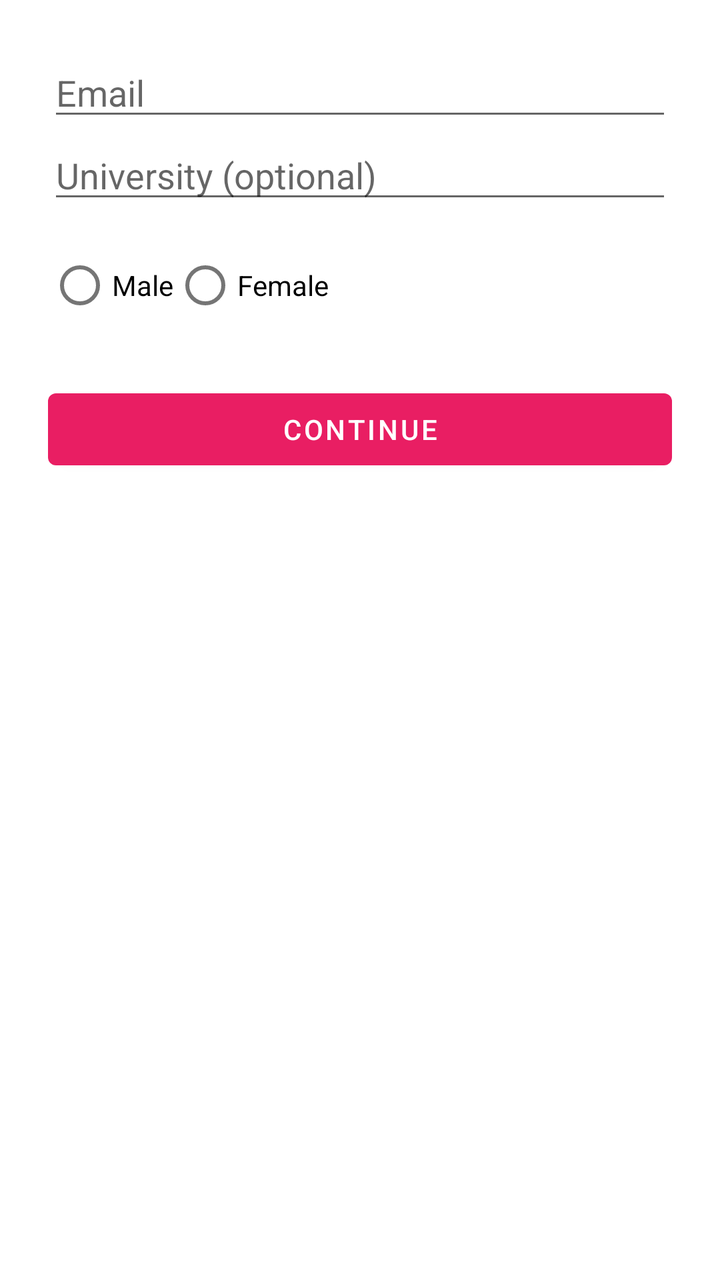
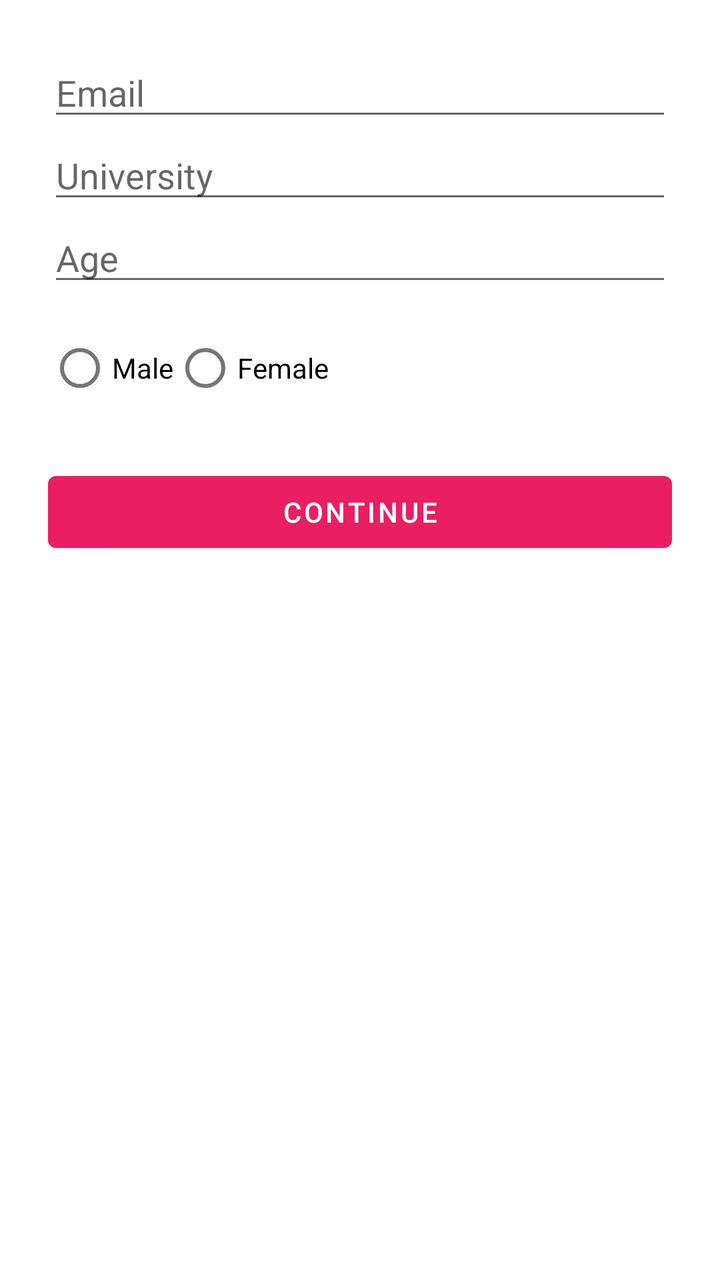

Compare the two renders of this Android layout. The source of the first and the diff that turns it into the second are given below.
<!-- AndroidManifest.xml: application theme Theme.MyApplication -->
<!-- res/layout/fragment_2.xml -->
<?xml version="1.0" encoding="utf-8"?>
<LinearLayout xmlns:android="http://schemas.android.com/apk/res/android"
    android:layout_width="match_parent"
    android:layout_height="match_parent"
    android:orientation="vertical"
    android:padding="24dp">

    <EditText
        android:id="@+id/editEmail"
        android:layout_width="match_parent"
        android:layout_height="wrap_content"
        android:hint="Email"
        android:inputType="textEmailAddress" />

    <EditText
        android:id="@+id/editUniversity"
        android:layout_width="match_parent"
        android:layout_height="wrap_content"
        android:hint="University (optional)"
        android:inputType="text" />

    <RadioGroup
        android:id="@+id/radioGroupGender"
        android:layout_width="match_parent"
        android:layout_height="wrap_content"
        android:layout_marginTop="12dp"
        android:orientation="horizontal">

        <RadioButton
            android:id="@+id/radioMale"
            android:layout_width="wrap_content"
            android:layout_height="wrap_content"
            android:text="Male" />

        <RadioButton
            android:id="@+id/radioFemale"
            android:layout_width="wrap_content"
            android:layout_height="wrap_content"
            android:text="Female" />
    </RadioGroup>

    <Button
        android:id="@+id/buttonContinueF2"
        android:layout_width="match_parent"
        android:layout_height="wrap_content"
        android:layout_marginTop="24dp"
        android:text="Continue" />
</LinearLayout>
<!-- resources referenced by this layout -->
<resources>
  <style name="Theme.MyApplication" parent="Theme.MaterialComponents.DayNight.DarkActionBar">
          
          <item name="colorPrimary">@color/purple_500</item>
          <item name="colorPrimaryVariant">@color/purple_700</item>
          <item name="colorOnPrimary">@color/white</item>
          
          <item name="colorSecondary">@color/teal_200</item>
          <item name="colorSecondaryVariant">@color/teal_700</item>
          <item name="colorOnSecondary">@color/black</item>
          
          <item name="android:statusBarColor">?attr/colorPrimaryVariant</item>
          
      </style>
  <color name="purple_500">#E91E63</color>
  <color name="purple_700">#B0043F</color>
  <color name="white">#FFFFFFFF</color>
  <color name="teal_200">#FF03DAC5</color>
  <color name="teal_700">#FF018786</color>
  <color name="black">#FF000000</color>
</resources>

<!-- the commit's change to res/layout/fragment_2.xml (unified diff, before → after) -->
@@ -1,48 +1,62 @@
 <?xml version="1.0" encoding="utf-8"?>
-<LinearLayout xmlns:android="http://schemas.android.com/apk/res/android"
+<ScrollView xmlns:android="http://schemas.android.com/apk/res/android"
     android:layout_width="match_parent"
     android:layout_height="match_parent"
-    android:orientation="vertical"
-    android:padding="24dp">
+    android:fillViewport="true">
 
-    <EditText
-        android:id="@+id/editEmail"
+    <LinearLayout
         android:layout_width="match_parent"
         android:layout_height="wrap_content"
-        android:hint="Email"
-        android:inputType="textEmailAddress" />
+        android:orientation="vertical"
+        android:padding="24dp">
 
-    <EditText
-        android:id="@+id/editUniversity"
-        android:layout_width="match_parent"
-        android:layout_height="wrap_content"
-        android:hint="University (optional)"
-        android:inputType="text" />
+        <EditText
+            android:id="@+id/editEmail"
+            android:layout_width="match_parent"
+            android:layout_height="wrap_content"
+            android:hint="Email"
+            android:inputType="textEmailAddress" />
 
-    <RadioGroup
-        android:id="@+id/radioGroupGender"
-        android:layout_width="match_parent"
-        android:layout_height="wrap_content"
-        android:layout_marginTop="12dp"
-        android:orientation="horizontal">
+        <EditText
+            android:id="@+id/editUniversity"
+            android:layout_width="match_parent"
+            android:layout_height="wrap_content"
+            android:hint="University"
+            android:inputType="text" />
 
-        <RadioButton
-            android:id="@+id/radioMale"
-            android:layout_width="wrap_content"
+        <EditText
+            android:id="@+id/editAge"
+            android:layout_width="match_parent"
             android:layout_height="wrap_content"
-            android:text="Male" />
+            android:hint="Age"
+            android:inputType="number"
+            android:maxLength="3" />
 
-        <RadioButton
-            android:id="@+id/radioFemale"
-            android:layout_width="wrap_content"
+        <RadioGroup
+            android:id="@+id/radioGroupGender"
+            android:layout_width="match_parent"
             android:layout_height="wrap_content"
-            android:text="Female" />
-    </RadioGroup>
+            android:layout_marginTop="12dp"
+            android:orientation="horizontal">
 
-    <Button
-        android:id="@+id/buttonContinueF2"
-        android:layout_width="match_parent"
-        android:layout_height="wrap_content"
-        android:layout_marginTop="24dp"
-        android:text="Continue" />
-</LinearLayout>
+            <RadioButton
+                android:id="@+id/radioMale"
+                android:layout_width="wrap_content"
+                android:layout_height="wrap_content"
+                android:text="Male" />
+
+            <RadioButton
+                android:id="@+id/radioFemale"
+                android:layout_width="wrap_content"
+                android:layout_height="wrap_content"
+                android:text="Female" />
+        </RadioGroup>
+
+        <Button
+            android:id="@+id/buttonContinueF2"
+            android:layout_width="match_parent"
+            android:layout_height="wrap_content"
+            android:layout_marginTop="24dp"
+            android:text="Continue" />
+    </LinearLayout>
+</ScrollView>
